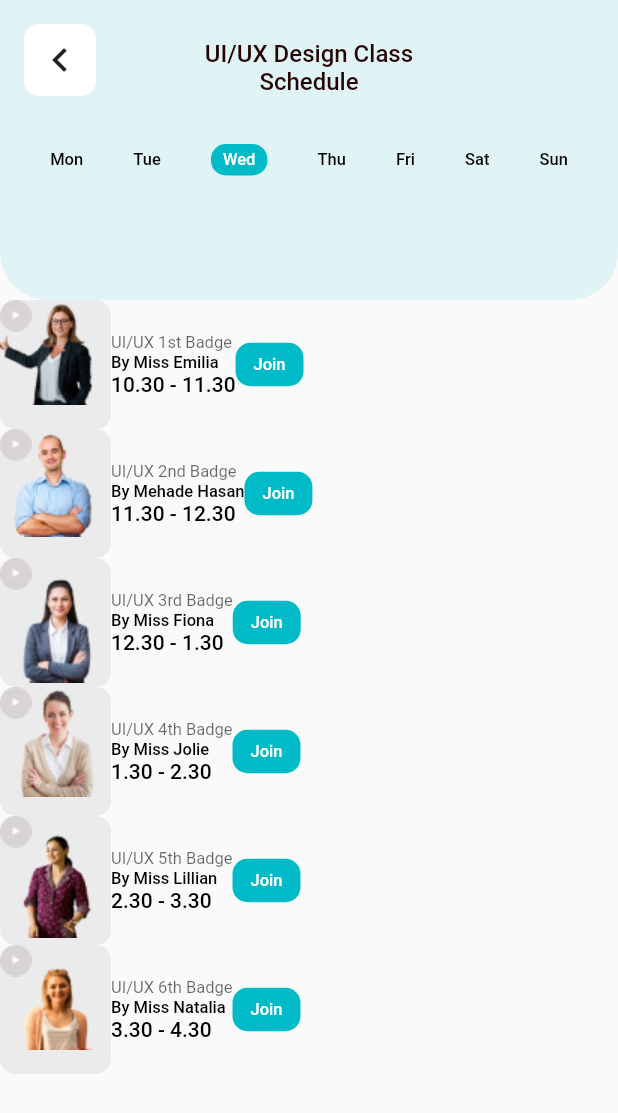
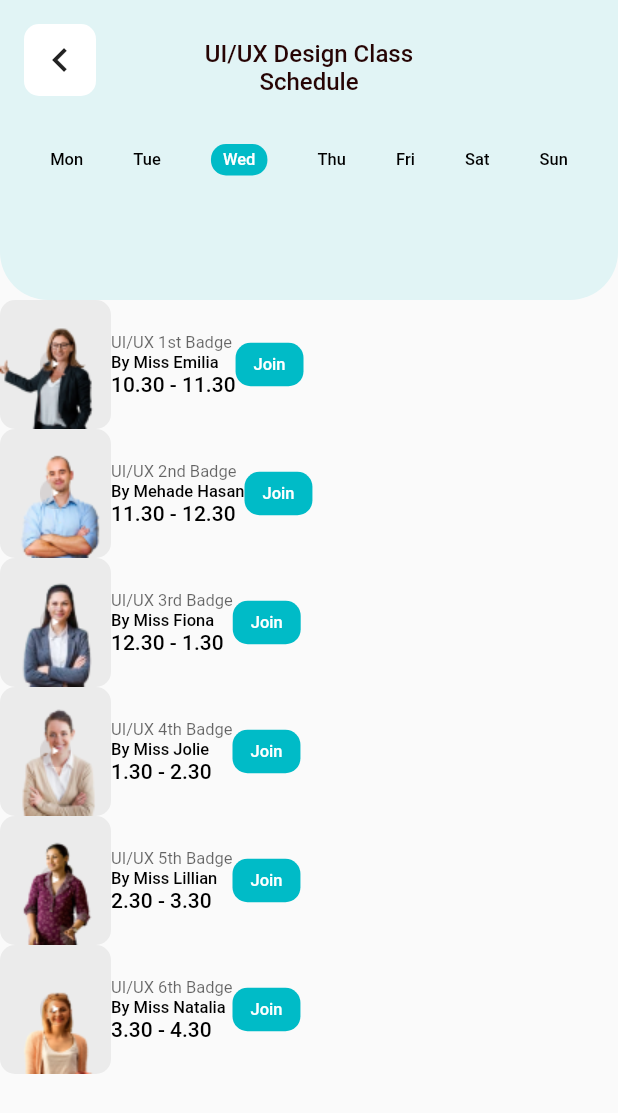
Before and after one commit to romofel/flutter-ui_practice-online_school, a Flutter app: the ScheduleScreen screen opened directly, on a phone screen of 412 x 824 dp. Shown: the top 1113 px of the screen. Run offline on Flutter 3.47's test engine with Material 2 defaults, Android fonts, the phone set to English and light mode, and no system bars; our stand-ins replace google_fonts.

Commit message:
Add proper alignment to match design

```diff
--- a/lib/screens/schedule_screen.dart
+++ b/lib/screens/schedule_screen.dart
@@ -26,6 +26,7 @@
           return Row(
             children: [
               Stack(
+                alignment: AlignmentDirectional.center,
                 children: [
                   Container(
                     width: 74,
@@ -35,11 +36,14 @@
                       borderRadius: BorderRadius.circular(10),
                     ),
                   ),
-                  Image(
-                    image: AssetImage(teacher.image),
-                    fit: BoxFit.cover,
+                  Positioned(
+                    bottom: 0,
+                    child: Image(
+                      image: AssetImage(teacher.image),
+                      fit: BoxFit.cover,
+                    ),
                   ),
-                  Image(
+                  const Image(
                     image: AssetImage('assets/images/playbutton.png'),
                     fit: BoxFit.cover,
                   ),
```
